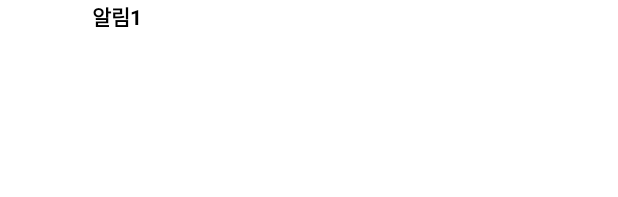
After one commit to ruptalk/RUP-App, an Android app: the layout alarm_custom_listview.xml on its own in the app's theme, with its tools: preview values and no code run, on a phone screen of 412 x 824 dp. The commit adds this screen. Shown: the top 197 px of the screen. Run offline under Robolectric (Android 15) with nearby library versions, the phone set to English and light mode, and no system bars.

Commit message:
이거merge
안쓰는 파일정리

```diff
--- a/ReducetheUseofPlastic/app/src/main/AndroidManifest.xml
+++ b/ReducetheUseofPlastic/app/src/main/AndroidManifest.xml
@@ -12,6 +12,8 @@
         android:roundIcon="@mipmap/ic_launcher_round"
         android:supportsRtl="true"
         android:theme="@style/Theme.ReducetheUseofPlastic">
+        <activity android:name=".AlarmFragment"></activity>
+
         <meta-data
             android:name="com.google.android.actions"
             android:resource="@xml/styles" />
@@ -23,7 +25,7 @@
                 <category android:name="android.intent.category.LAUNCHER" />
             </intent-filter>
         </activity>
-        <activity android:name=".MyPageActivity"/>
+        <activity android:name=".MyPageActivity" />
         <activity android:name=".RegisterActivity" />
         <activity android:name=".LoginActivity" />
         <activity android:name=".MainActivity" />
--- /dev/null
+++ b/ReducetheUseofPlastic/app/src/main/res/layout/alarm_custom_listview.xml
@@ -0,0 +1,35 @@
+<?xml version="1.0" encoding="utf-8"?>
+<LinearLayout xmlns:android="http://schemas.android.com/apk/res/android"
+    android:layout_width="match_parent"
+    android:orientation="vertical"
+    android:layout_height="match_parent">
+
+    <LinearLayout
+        android:layout_width="match_parent"
+        android:layout_height="50dp"
+        android:weightSum="10"
+        android:orientation="horizontal">
+
+        <ImageView
+            android:id="@+id/img_alarm"
+            android:layout_width="0dp"
+            android:layout_height="match_parent"
+            android:layout_weight="1.5"/>
+
+        <TextView
+            android:id="@+id/tv_alarm_content"
+            android:layout_width="0dp"
+            android:layout_height="match_parent"
+            android:layout_weight="7"
+            android:text="알림1"
+            android:textColor="#000000"
+            android:textStyle="bold"/>
+
+        <TextView
+            android:layout_width="0dp"
+            android:layout_height="match_parent"
+            android:layout_weight="1.5"/>
+
+    </LinearLayout>
+
+</LinearLayout>
--- a/ReducetheUseofPlastic/app/src/main/res/layout/main.xml
+++ b/ReducetheUseofPlastic/app/src/main/res/layout/main.xml
@@ -56,7 +56,7 @@
             android:adjustViewBounds="true"
             android:padding="20dp"
             android:background="@color/brown"
-            android:src="@drawable/scanner" />
+            android:src="@drawable/ic_baseline_mail_24" />
 
     </LinearLayout>
 
```
Also changed, not shown: ReducetheUseofPlastic/app/src/main/java/org/techtown/reducetheuseofplastic/AlarmFragment.java (added, +14 -0 lines), ReducetheUseofPlastic/app/src/main/res/drawable/ic_baseline_mail_24.xml (added, +10 -0 lines), ReducetheUseofPlastic/app/src/main/res/layout/alarm.xml (added, +14 -0 lines).
